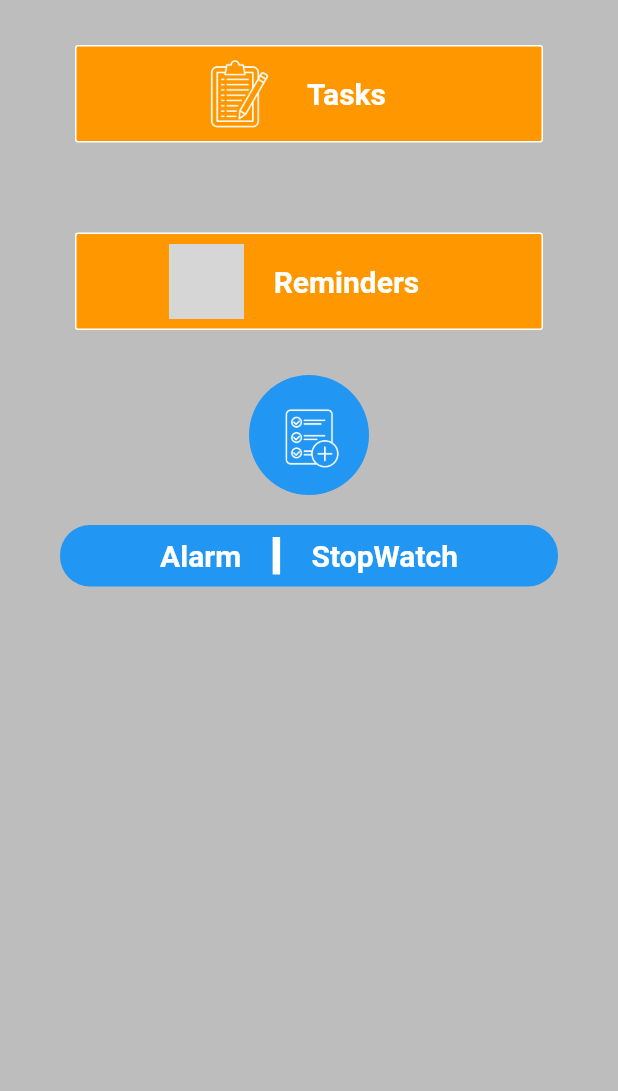
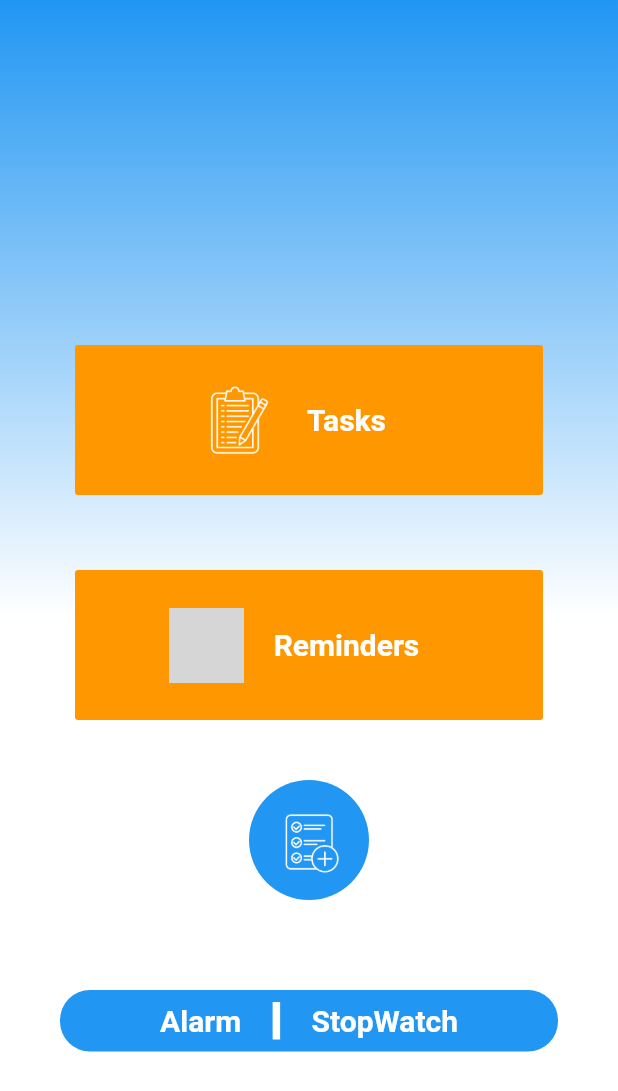
Before and after one commit to shadkasera/plan_ahead, a Flutter app: the screen it shows after launch, on a phone screen of 412 x 824 dp. Shown: the top 1091 px of the screen. Run offline on Flutter 3.47's test engine with Material 2 defaults, Android fonts, the phone set to English and light mode, and no system bars; grey boxes are pictures that could not be loaded.

Commit message:
updated files

```diff
--- a/lib/pages/homepage.dart
+++ b/lib/pages/homepage.dart
@@ -8,17 +8,27 @@ class HomePage extends StatelessWidget {
     return Scaffold(
       backgroundColor: Colors.grey[400],
       body: SafeArea(
+        child: Container(
+          decoration: const BoxDecoration(
+            gradient: LinearGradient(
+              begin: Alignment.topCenter,
+              end: Alignment.center,
+              colors: [Colors.blue, Colors.white],
+            ),
+          ),
           child: Column(
             children: [
+              const SizedBox(
+                height: 200,
+              ),
               Padding(
                 padding: const EdgeInsets.symmetric(
                   vertical: 30,
                   horizontal: 50,
                 ),
-              child: Container(
+                child: Container(height: 100,
                   decoration: BoxDecoration(
                     color: Colors.orange,
-                  border: Border.all(color: Colors.white),
                     borderRadius: BorderRadius.circular(2),
                   ),
                   child: Row(
@@ -47,13 +57,13 @@ class HomePage extends StatelessWidget {
               //another container
               Padding(
                 padding: const EdgeInsets.symmetric(
-                vertical: 30,
+                  vertical: 20,
                   horizontal: 50,
                 ),
-              child: Container(
+                child: Container(height: 100,
                   decoration: BoxDecoration(
                     color: Colors.orange,
-                  border: Border.all(color: Colors.white),
+                    // border: Border.all(color: Colors.white),
                     borderRadius: BorderRadius.circular(2),
                   ),
                   child: Row(
@@ -79,7 +89,9 @@ class HomePage extends StatelessWidget {
                 ),
               ),
               //another
-            Container(
+              Padding(
+                padding: const EdgeInsets.symmetric(vertical: 20),
+                child: Container(
                   height: 80,
                   width: 80,
                   decoration: BoxDecoration(
@@ -93,10 +105,12 @@ class HomePage extends StatelessWidget {
                     color: Colors.white,
                   ),
                 ),
+              ),
 
               //another
               Padding(
-              padding: const EdgeInsets.symmetric(vertical: 20,horizontal: 40),
+                padding:
+                    const EdgeInsets.symmetric(vertical: 40, horizontal: 40),
                 child: Container(
                   decoration: BoxDecoration(
                       borderRadius: BorderRadius.circular(20),
@@ -141,6 +155,7 @@ class HomePage extends StatelessWidget {
             ],
           ),
         ),
+      ),
     );
   }
 }
```
Lines whose indentation alone changed are shown as unchanged.
